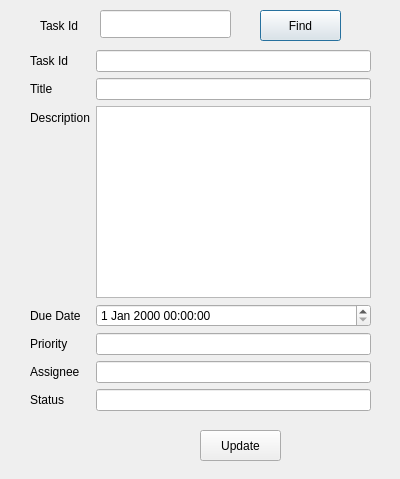
Qt form updatetask.ui (jaganiravi96/Task_Manager_Application) before a commit.
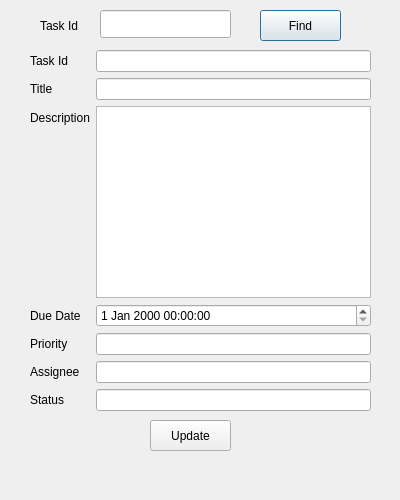
The same form after that commit.

Patch:
```diff
--- a/updatetask.ui
+++ b/updatetask.ui
@@ -7,7 +7,7 @@
     <x>0</x>
     <y>0</y>
     <width>400</width>
-    <height>479</height>
+    <height>500</height>
    </rect>
   </property>
   <property name="maximumSize">
@@ -140,8 +140,8 @@
   <widget class="QPushButton" name="btnUpdate">
    <property name="geometry">
     <rect>
-     <x>200</x>
-     <y>430</y>
+     <x>150</x>
+     <y>420</y>
      <width>81</width>
      <height>31</height>
     </rect>
@@ -150,6 +150,19 @@
     <string>Update</string>
    </property>
   </widget>
+  <widget class="QLabel" name="txtStatus">
+   <property name="geometry">
+    <rect>
+     <x>112</x>
+     <y>460</y>
+     <width>151</width>
+     <height>31</height>
+    </rect>
+   </property>
+   <property name="text">
+    <string/>
+   </property>
+  </widget>
  </widget>
  <resources/>
  <connections/>
```
Left out of the diff: 4 changed lines with no effect on the pictures.
